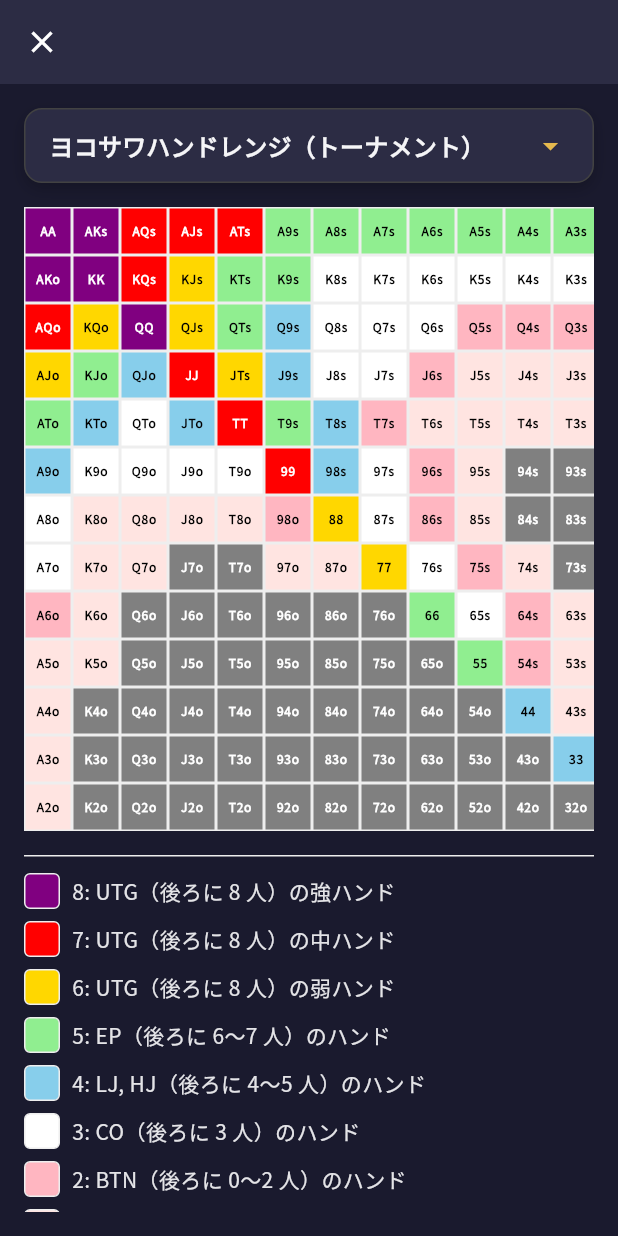
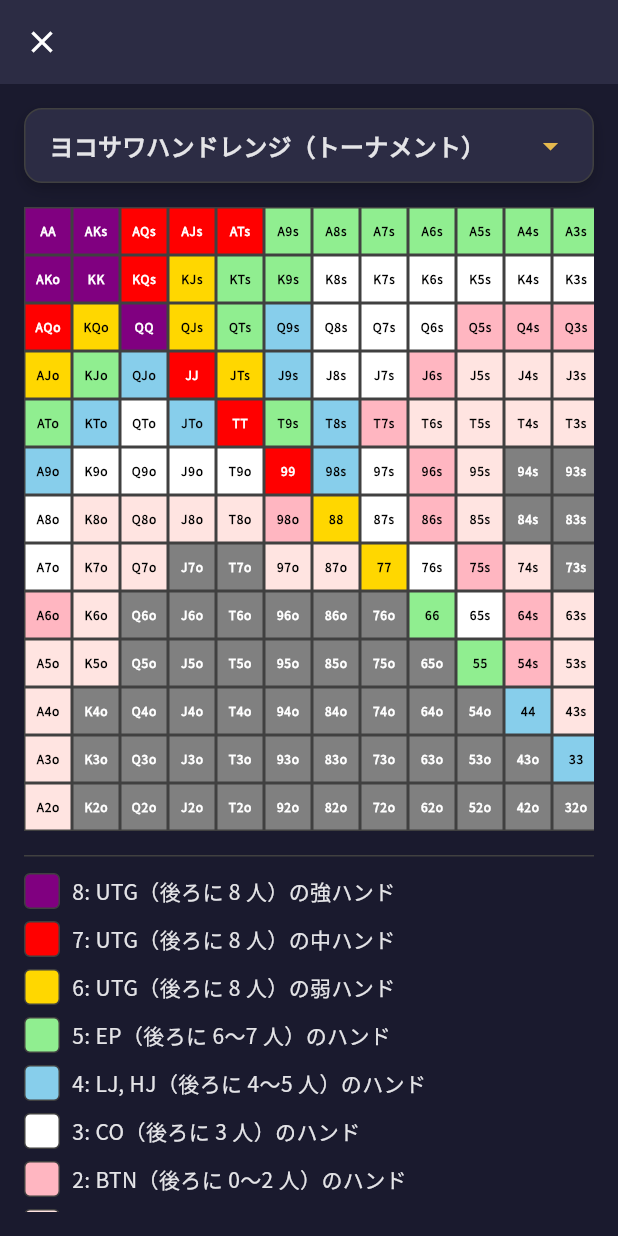
Before and after one commit to kosukesaigusa/preflop, a Flutter app: the screen it shows after launch, after a tap on the "grid on" icon, on a phone screen of 412 x 824 dp. Run offline on Flutter 3.47's test engine with Material 3 defaults, Android fonts, the phone set to English and light mode, and no system bars; our stand-ins replace flutter_svg, freezed_annotation, gap, hooks_riverpod, riverpod_annotation, vector_graphics; generated files the repository leaves out were written again.

Commit message:
refactor:  improve color definition

```diff
--- a/lib/app/page/matrix/matrix_page.dart
+++ b/lib/app/page/matrix/matrix_page.dart
@@ -4,6 +4,7 @@ import 'package:hooks_riverpod/hooks_riverpod.dart';
 
 import '../../../entity/preflop.dart';
 import '../../../logic/preflop_hand_range_matrix.dart';
+import '../../../style/color.dart';
 import '../../../style/typography.dart';
 import '../../widget/preflop_hand_range_matrix_dropdown.dart';
 
@@ -94,9 +95,7 @@ class MatrixPage extends ConsumerWidget {
                                                       width: cellSize,
                                                       height: cellSize,
                                                       decoration: BoxDecoration(
-                                                        border: Border.all(
-                                                          color: Colors.grey.shade200,
-                                                        ),
+                                                        border: Border.all(color: AppColor.grey),
                                                       ),
                                                     );
                                                   }
@@ -106,9 +105,7 @@ class MatrixPage extends ConsumerWidget {
                                                     height: cellSize,
                                                     decoration: BoxDecoration(
                                                       color: rank.color,
-                                                      border: Border.all(
-                                                        color: Colors.grey.shade200,
-                                                      ),
+                                                      border: Border.all(color: AppColor.grey),
                                                     ),
                                                     child: Center(
                                                       child: Text(
@@ -118,8 +115,8 @@ class MatrixPage extends ConsumerWidget {
                                                           fontWeight: FontWeight.bold,
                                                           color:
                                                               rank.color.computeLuminance() > 0.5
-                                                                  ? Colors.black
-                                                                  : Colors.white,
+                                                                  ? AppColor.black
+                                                                  : AppColor.white,
                                                         ),
                                                       ),
                                                     ),
@@ -133,10 +130,8 @@ class MatrixPage extends ConsumerWidget {
                                     SizedBox(
                                       width: cellSize * 13,
                                       child: DecoratedBox(
-                                        decoration: BoxDecoration(
-                                          border: Border(
-                                            top: BorderSide(color: Colors.grey.shade200),
-                                          ),
+                                        decoration: const BoxDecoration(
+                                          border: Border(top: BorderSide(color: AppColor.grey)),
                                         ),
                                         child: Column(
                                           crossAxisAlignment: CrossAxisAlignment.start,
@@ -154,9 +149,7 @@ class MatrixPage extends ConsumerWidget {
                                                       decoration: BoxDecoration(
                                                         color: rank.color,
                                                         borderRadius: BorderRadius.circular(4),
-                                                        border: Border.all(
-                                                          color: Colors.grey.shade200,
-                                                        ),
+                                                        border: Border.all(color: AppColor.grey),
                                                       ),
                                                     ),
                                                     const Gap(8),
--- a/lib/app/page/quiz/quiz_page.dart
+++ b/lib/app/page/quiz/quiz_page.dart
@@ -7,6 +7,7 @@ import '../../../entity/preflop.dart';
 import '../../../entity/preflop_hand_range_quiz.dart';
 import '../../../logic/preflop_hand_range_matrix.dart';
 import '../../../logic/preflop_hand_range_quiz.dart';
+import '../../../style/color.dart';
 import '../../../style/typography.dart';
 import '../../util/card.dart';
 import '../../widget/preflop_hand_range_matrix_dropdown.dart';
@@ -98,7 +99,7 @@ class QuizPage extends ConsumerWidget {
                       child: Text(
                         isCorrect ? '正解！' : '不正解...',
                         style: context.displaySmall.copyWith(
-                          color: isCorrect ? Colors.green : Colors.red,
+                          color: isCorrect ? AppColor.green : AppColor.red,
                         ),
                       ),
                     ),
@@ -162,12 +163,12 @@ class _Hand extends StatelessWidget {
     return Container(
       padding: const EdgeInsets.all(24),
       decoration: BoxDecoration(
-        color: const Color(0xFF2C2C44), // ダークブルーグレー
+        color: AppColor.darkBlueGrey,
         borderRadius: BorderRadius.circular(16),
-        border: Border.all(color: Colors.grey.shade800),
+        border: Border.all(color: AppColor.grey),
         boxShadow: [
           BoxShadow(
-            color: Colors.black.withValues(alpha: 0.3),
+            color: AppColor.black.withValues(alpha: 0.3),
             blurRadius: 12,
             offset: const Offset(0, 6),
           ),
@@ -181,12 +182,12 @@ class _Hand extends StatelessWidget {
             Container(
               padding: const EdgeInsets.symmetric(horizontal: 20, vertical: 12),
               decoration: BoxDecoration(
-                color: Colors.white,
-                border: Border.all(color: Colors.grey.shade800),
+                color: AppColor.white,
+                border: Border.all(color: AppColor.grey),
                 borderRadius: BorderRadius.circular(12),
                 boxShadow: [
                   BoxShadow(
-                    color: Colors.black.withValues(alpha: 0.2),
+                    color: AppColor.black.withValues(alpha: 0.2),
                     blurRadius: 8,
                     offset: const Offset(0, 4),
                   ),
@@ -238,12 +239,12 @@ class _RankDisplay extends StatelessWidget {
         return Container(
           padding: const EdgeInsets.all(16),
           decoration: BoxDecoration(
-            color: const Color(0xFF2C2C44), // ダークブルーグレー
+            color: AppColor.darkBlueGrey,
             borderRadius: BorderRadius.circular(16),
-            border: Border.all(color: Colors.grey.shade800),
+            border: Border.all(color: AppColor.grey),
             boxShadow: [
               BoxShadow(
-                color: Colors.black.withValues(alpha: 0.2),
+                color: AppColor.black.withValues(alpha: 0.2),
                 blurRadius: 8,
                 offset: const Offset(0, 4),
               ),
@@ -253,19 +254,19 @@ class _RankDisplay extends StatelessWidget {
         );
       default:
         return Material(
-          color: Colors.transparent,
+          color: AppColor.transparent,
           child: InkWell(
             onTap: _onPressed,
             borderRadius: BorderRadius.circular(16),
             child: Container(
               padding: const EdgeInsets.all(16),
               decoration: BoxDecoration(
-                color: const Color(0xFF2C2C44), // ダークブルーグレー
+                color: AppColor.darkBlueGrey,
                 borderRadius: BorderRadius.circular(16),
-                border: Border.all(color: Colors.grey.shade800),
+                border: Border.all(color: AppColor.grey),
                 boxShadow: [
                   BoxShadow(
-                    color: Colors.black.withValues(alpha: 0.2),
+                    color: AppColor.black.withValues(alpha: 0.2),
                     blurRadius: 8,
                     offset: const Offset(0, 4),
                   ),
@@ -299,7 +300,7 @@ class _RankDisplay extends StatelessWidget {
         child: Text(
           rank.displayText,
           style: context.displaySmall.copyWith(
-            color: rank.color.computeLuminance() > 0.5 ? Colors.black : Colors.white,
+            color: rank.color.computeLuminance() > 0.5 ? AppColor.black : AppColor.white,
             fontWeight: FontWeight.bold,
           ),
           textAlign: TextAlign.center,
@@ -308,7 +309,7 @@ class _RankDisplay extends StatelessWidget {
       const Gap(12),
       Text(
         rank.description,
-        style: context.bodyMedium.copyWith(color: const Color(0xFFE4E4E7), height: 1.4),
+        style: context.bodyMedium.copyWith(color: AppColor.lightGrey, height: 1.4),
         maxLines: 3,
         overflow: TextOverflow.ellipsis,
       ),
@@ -330,10 +331,10 @@ class _NextQuizButton extends StatelessWidget {
       onPressed: onPressed,
       style: ElevatedButton.styleFrom(
         padding: const EdgeInsets.symmetric(horizontal: 40, vertical: 20),
-        backgroundColor: const Color(0xFFE5B94E), // ゴールド
-        foregroundColor: Colors.white,
+        backgroundColor: AppColor.gold,
+        foregroundColor: AppColor.white,
         elevation: 4,
-        shadowColor: const Color(0xFFE5B94E).withValues(alpha: 0.5),
+        shadowColor: AppColor.gold.withValues(alpha: 0.5),
         shape: RoundedRectangleBorder(borderRadius: BorderRadius.circular(12)),
         textStyle: context.titleMedium.copyWith(fontSize: 18, fontWeight: FontWeight.bold),
       ),
--- a/lib/app/widget/preflop_hand_range_matrix_dropdown.dart
+++ b/lib/app/widget/preflop_hand_range_matrix_dropdown.dart
@@ -3,6 +3,7 @@ import 'package:hooks_riverpod/hooks_riverpod.dart';
 
 import '../../entity/preflop.dart';
 import '../../logic/preflop_hand_range_matrix.dart';
+import '../../style/color.dart';
 import '../../style/typography.dart';
 
 /// プリフロップハンドレンジ表を選択するドロップダウン。
@@ -24,12 +25,12 @@ class PreflopHandRangeMatrixDropdown extends ConsumerWidget {
     return Container(
       padding: const EdgeInsets.symmetric(horizontal: 16),
       decoration: BoxDecoration(
-        color: const Color(0xFF2C2C44), // ダークブルーグレー
+        color: AppColor.darkBlueGrey,
         borderRadius: BorderRadius.circular(12),
-        border: Border.all(color: Colors.grey.shade800),
+        border: Border.all(color: AppColor.grey),
         boxShadow: [
           BoxShadow(
-            color: Colors.black.withValues(alpha: 0.2),
+            color: AppColor.black.withValues(alpha: 0.2),
             blurRadius: 8,
             offset: const Offset(0, 4),
           ),
@@ -38,15 +39,12 @@ class PreflopHandRangeMatrixDropdown extends ConsumerWidget {
       child: Theme(
         data: Theme.of(context).copyWith(
           // ドロップダウンメニューの背景色
-          canvasColor: const Color(0xFF2C2C44),
+          canvasColor: AppColor.darkBlueGrey,
         ),
         child: DropdownButton<PreflopHandRangeMatrix>(
           value: selectedRange,
           isExpanded: true,
-          icon: const Icon(
-            Icons.arrow_drop_down,
-            color: Color(0xFFE5B94E), // ゴールド
-          ),
+          icon: const Icon(Icons.arrow_drop_down, color: AppColor.gold),
           underline: const SizedBox(),
           items: [
             for (final matrix in availableRanges)
@@ -54,9 +52,7 @@ class PreflopHandRangeMatrixDropdown extends ConsumerWidget {
                 value: matrix,
                 child: Text(
                   matrix.name,
-                  style: context.titleMedium.copyWith(
-                    color: const Color(0xFFF5F5F7), // 明るいグレー
-                  ),
+                  style: context.titleMedium.copyWith(color: AppColor.lightGrey),
                 ),
               ),
           ],
--- a/lib/main.dart
+++ b/lib/main.dart
@@ -2,6 +2,7 @@ import 'package:flutter/material.dart';
 import 'package:hooks_riverpod/hooks_riverpod.dart';
 
 import 'app/page/quiz/quiz_page.dart';
+import 'style/color.dart';
 import 'style/typography.dart';
 
 void main() {
@@ -11,13 +12,13 @@ void main() {
         title: 'Preflop',
         theme: ThemeData(
           colorScheme: const ColorScheme.dark(
-            primary: Color(0xFFE5B94E), // ゴールド
-            secondary: Color(0xFF1F8A70), // ディープネイビー
-            surface: Color(0xFF2C2C44), // ダークブルーグレー
-            error: Color(0xFFCF2A2A), // ディープレッド
+            primary: AppColor.gold,
+            secondary: AppColor.darkNavy,
+            surface: AppColor.darkBlueGrey,
+            error: AppColor.red,
           ),
-          scaffoldBackgroundColor: const Color(0xFF1A1A2E),
-          cardColor: const Color(0xFF2C2C44),
+          scaffoldBackgroundColor: AppColor.darkNavy,
+          cardColor: AppColor.darkBlueGrey,
           useMaterial3: true,
           textTheme: appTextTheme,
         ),
--- a/lib/style/color.dart
+++ b/lib/style/color.dart
@@ -1 +1,37 @@
-abstract interface class AppColor {}
+import 'package:flutter/material.dart';
+
+/// アプリケーションで利用する色一覧。
+abstract interface class AppColor {
+  /// ダークネイビー。
+  static const darkNavy = Color(0xFF1A1A2E);
+
+  /// ダークブルーグレー。
+  static const darkBlueGrey = Color(0xFF2C2C44);
+
+  /// グレー。
+  static const grey = Color(0xFF404040);
+
+  /// ライトグレー。
+  static const lightGrey = Color(0xFFE4E4E7);
+
+  /// ミディアムグレー。
+  static const mediumGrey = Color(0xFFA1A1AA);
+
+  /// ゴールド。
+  static const gold = Color(0xFFE5B94E);
+
+  /// グリーン。
+  static const green = Color(0xFF22C55E);
+
+  /// レッド。
+  static const red = Color(0xFFEF4444);
+
+  /// 白。
+  static const white = Color(0xFFFFFFFF);
+
+  /// 黒。
+  static const black = Color(0xFF000000);
+
+  /// 透明。
+  static const transparent = Color(0x00000000);
+}
```
Also changed, not shown: lib/app/util/card.dart (+5 -4 lines), lib/app/widget/hand.dart (deleted, +0 -72 lines), lib/app/widget/next_quiz_button.dart (deleted, +0 -35 lines), lib/app/widget/rank_display.dart (deleted, +0 -105 lines), lib/style/typography.dart (+17 -15 lines).
